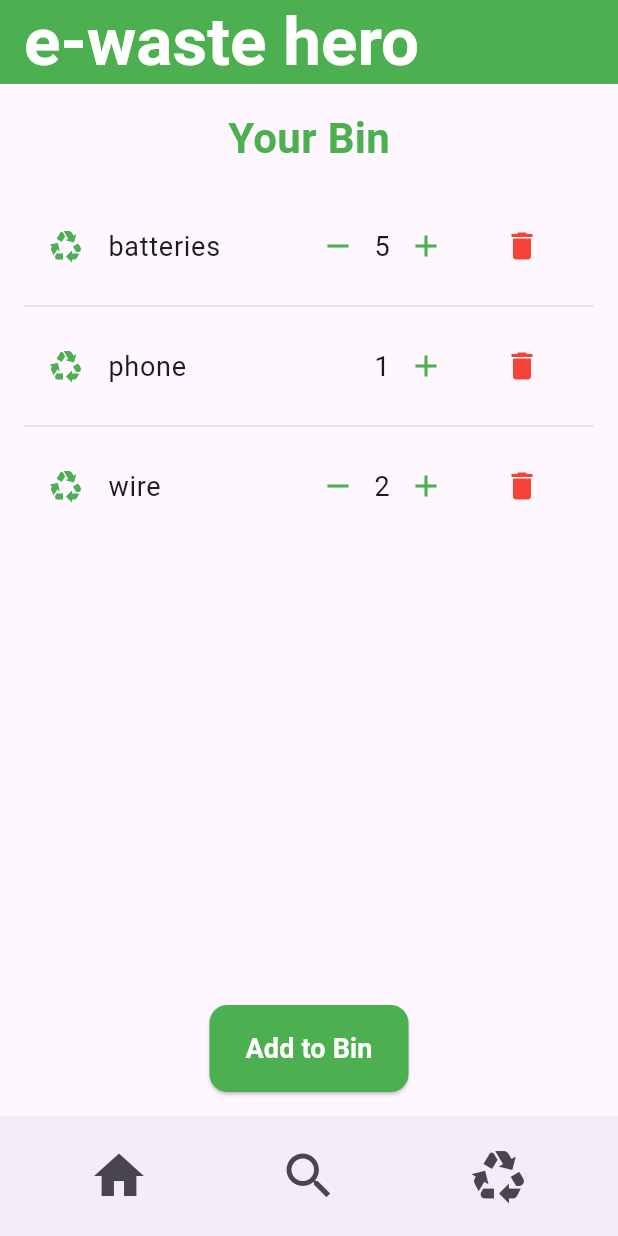
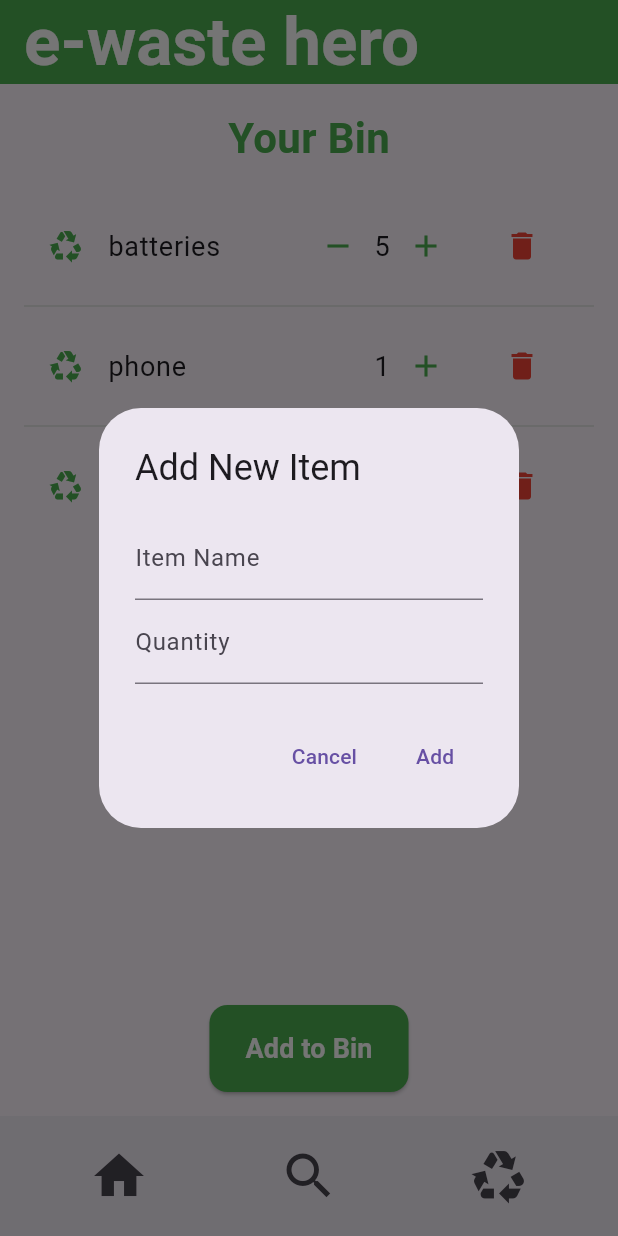
Before and after one commit to ivannimets/e-waste-hero, a Flutter app: the screen it shows after launch, after a tap on "Add to Bin", on a phone screen of 412 x 824 dp. Run offline on Flutter 3.47's test engine with Material 3 defaults, Android fonts, the phone set to English and light mode, and no system bars.

Commit message:
added logic to add items to the list

```diff
--- a/ewastehero/lib/screens/bin_page.dart
+++ b/ewastehero/lib/screens/bin_page.dart
@@ -4,9 +4,9 @@ import 'package:flutter/material.dart';
 import '../entites/item.dart';
 
 List<Item> binItems = [
-  new Item(name: "batteries", quantity: 5),
-  new Item(name: "phone"),
-  new Item(name: "wire", quantity: 2)
+  Item(name: "batteries", quantity: 5),
+  Item(name: "phone"),
+  Item(name: "wire", quantity: 2)
 ];
 
 class BinScreen extends StatefulWidget {
@@ -17,6 +17,58 @@ class BinScreen extends StatefulWidget {
 }
 
 class BinScreenState extends State<BinScreen> {
+  // Function to show dialog to add new item
+  void _showAddItemDialog() {
+    String itemName = '';
+    int itemQuantity = 1;
+
+    showDialog(
+      context: context,
+      builder: (context) {
+        return AlertDialog(
+          title: Text('Add New Item'),
+          content: Column(
+            mainAxisSize: MainAxisSize.min,
+            children: [
+              TextField(
+                decoration: InputDecoration(labelText: 'Item Name'),
+                onChanged: (value) {
+                  itemName = value;
+                },
+              ),
+              TextField(
+                decoration: InputDecoration(labelText: 'Quantity'),
+                keyboardType: TextInputType.number,
+                onChanged: (value) {
+                  itemQuantity = int.tryParse(value) ?? 1; // Default to 1 if invalid input
+                },
+              ),
+            ],
+          ),
+          actions: [
+            TextButton(
+              onPressed: () {
+                Navigator.pop(context); // Close the dialog without adding
+              },
+              child: Text('Cancel'),
+            ),
+            TextButton(
+              onPressed: () {
+                if (itemName.isNotEmpty) {
+                  setState(() {
+                    binItems.add(Item(name: itemName, quantity: itemQuantity));
+                  });
+                  Navigator.pop(context); // Close the dialog
+                }
+              },
+              child: Text('Add'),
+            ),
+          ],
+        );
+      },
+    );
+  }
+
   @override
   Widget build(BuildContext context) {
     return BaseScreen(
@@ -105,11 +157,9 @@ class BinScreenState extends State<BinScreen> {
 
             SizedBox(height: 20),
 
-            // Button to Add Items (For Future Implementation)
+            // Button to Add Items
             ElevatedButton(
-              onPressed: () {
-                // TODO: Add functionality to add items to the bin
-              },
+              onPressed: _showAddItemDialog, // Show the dialog to add an item
               style: ElevatedButton.styleFrom(
                 backgroundColor: Colors.green, // Button color
                 foregroundColor: Colors.white, // Text color
```
Lines whose indentation alone changed are shown as unchanged.
